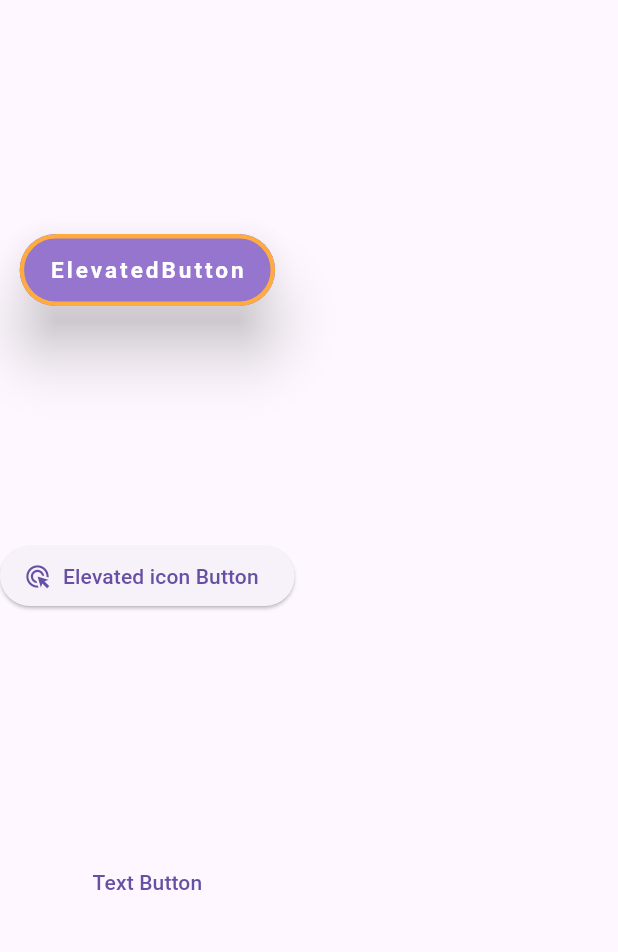
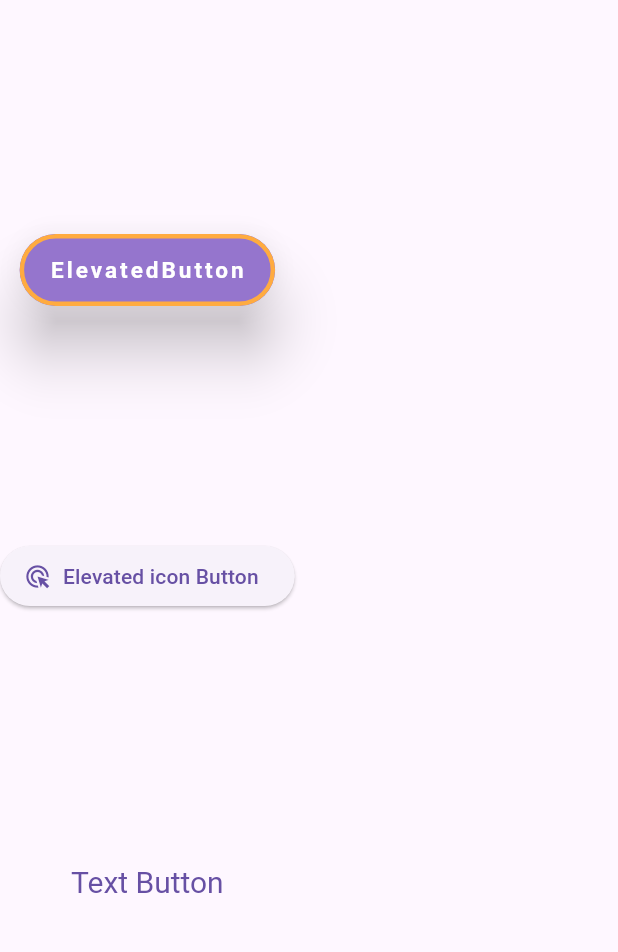
Before and after one commit to Ratndeep1999/buttons, a Flutter app: the screen it shows after launch, on a phone screen of 412 x 824 dp, the part 84-1036 px from its top. Run offline on Flutter 3.47's test engine with Material 3 defaults, Android fonts, the light colour scheme and no system bars.

Commit message:
buttons.dart : appbar, elevated button, text button,

```diff
--- a/lib/buttons.dart
+++ b/lib/buttons.dart
@@ -36,27 +36,31 @@ class Buttons extends StatelessWidget {
 
             /// TextButton
             TextButton(
-              // Callback when tap on button
+              // 1. Callback when tap on button
               onPressed: () {
                 debugPrint('Text Button');
               },
-              // Callback when longPressed on button
+              // 2. Callback when longPressed on button
               onLongPress: () {
                 debugPrint('Long Press..!');
               },
-              style: TextButton.styleFrom(backgroundColor: Colors.transparent,),
-              // for keyboard focus control
+              // 3. Callback when mouse enters or leaves the button area (desktop/web).
+              onHover: (isHovering) {
+                debugPrint(isHovering ? "Hovering" : "Not Hovering");
+              },
+              // 4. Callback when the button gains or loses focus.
+              onFocusChange: (isFocused) {
+                debugPrint(isFocused ? "Focused" : "Unfocused");
+              },
+              // For keyboard focus control
               focusNode: FocusNode(),
               // If true, button gets focus automatically on screen load.
               autofocus: true,
-              // Callback when mouse enters or leaves the button area (desktop/web).
-              onHover: (isHovering) {
-                debugPrint(isHovering ? "Hovering" : "Not Hovering");
-              },
-              // Callback when the button gains or loses focus.
-              onFocusChange: (isFocused) {
-                debugPrint(isFocused ? "Focused" : "Unfocused");
-              },
+              // Style of text button
+              style: TextButton.styleFrom(
+                backgroundColor: Colors.transparent,
+                textStyle: TextStyle(fontSize: 20),
+              ),
               child: Text('Text Button'),
             ),
           ],
```
